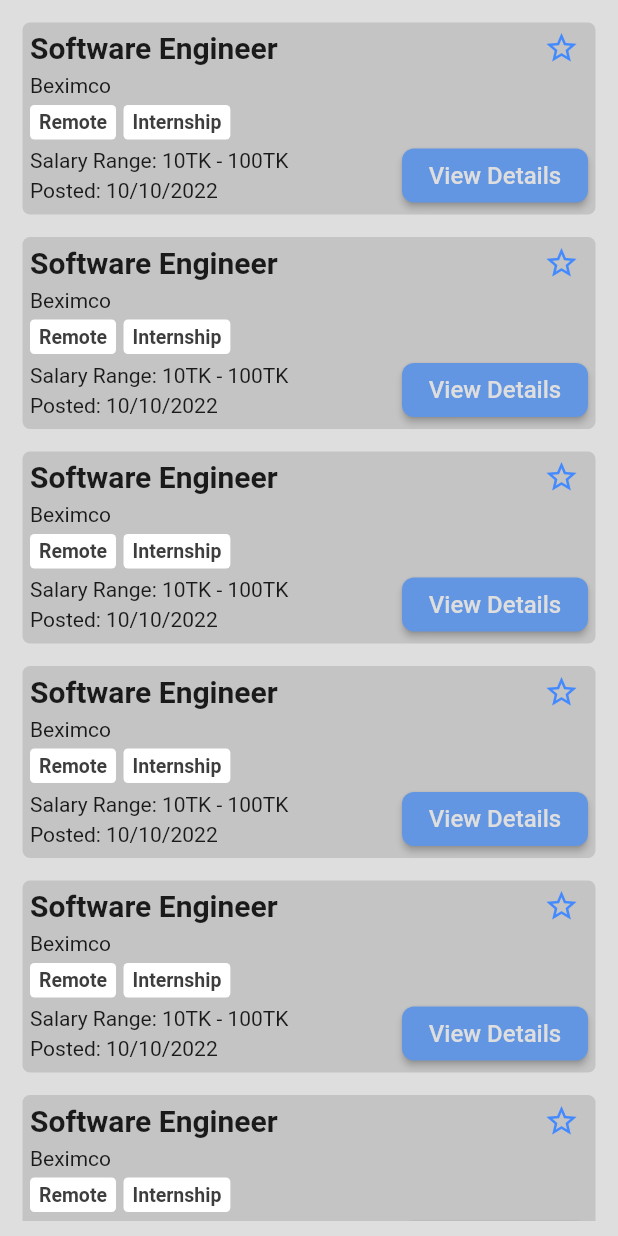
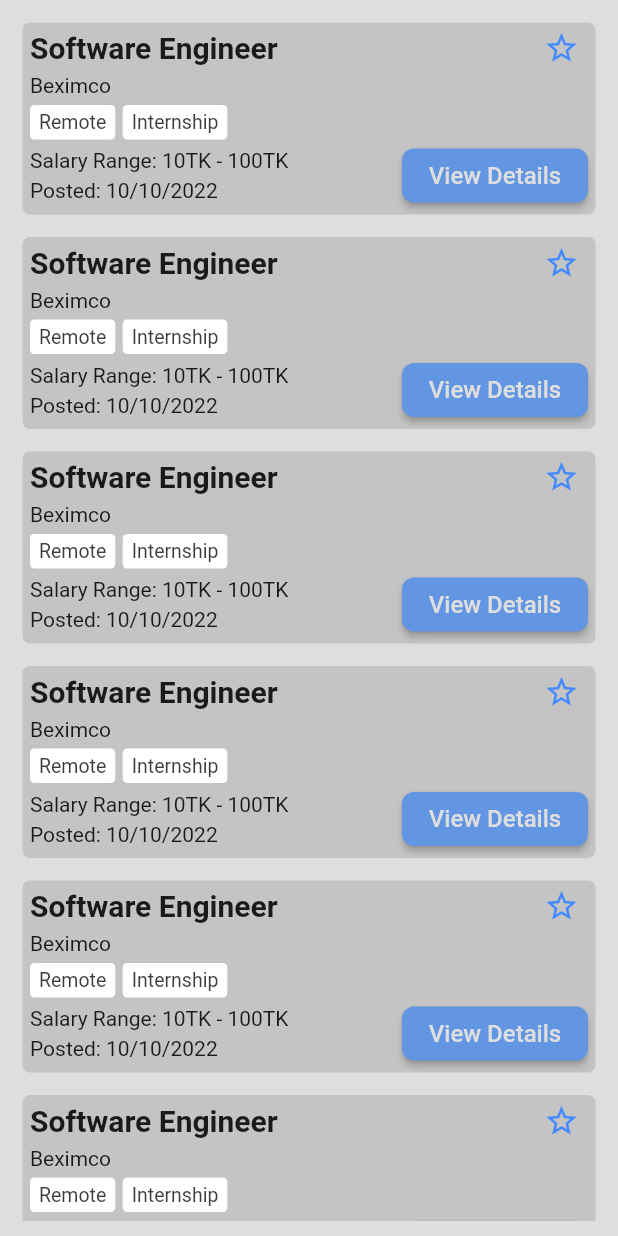
Before and after one commit to azwadkm22/JobDen, a Flutter app: the HomeScreen screen opened directly, on a phone screen of 412 x 824 dp. Run offline on Flutter 3.47's test engine with Material 2 defaults, Android fonts, the phone set to English and light mode, and no system bars.

```diff
--- a/lib/views/JobPostCard.dart
+++ /dev/null
@@ -1,30 +0,0 @@
-import 'package:flutter/material.dart';
-
-// ignore: empty_constructor_bodies
-class JobPostCard extends GestureDetector {
-  JobPostCard({
-    Color bgColor = Colors.white,
-    required String title,
-    required String id,
-    required VoidCallback onPressed,
-  }) :
-        super  (
-          onTap: onPressed,
-          child: Container(
-            color: bgColor,
-            margin: EdgeInsets.all(5.0),
-            child: Expanded(
-                    child: Padding(
-                      padding: EdgeInsets.all(10),
-                      child: Text(title,
-                        textAlign: TextAlign.start,
-                        style: TextStyle(
-                          fontSize: 18,
-                          color: Colors.black,
-                        ),
-                      ),
-                    ),
-                  ),
-            ),
-          );
-}
--- a/lib/generic_button.dart
+++ b/lib/views/common_widgets/generic_button.dart
@@ -1,5 +1,4 @@
 import 'package:flutter/material.dart';
-
 import 'color_palette.dart';
 
 class GenericButton extends SizedBox {
--- /dev/null
+++ b/lib/views/common_widgets/job_field_list_view.dart
@@ -0,0 +1,28 @@
+import 'package:flutter/material.dart';
+import 'color_palette.dart';
+
+class JobFieldListView extends StatelessWidget {
+  final List jobType;
+  const JobFieldListView({required this.jobType,Key? key}) : super(key: key);
+
+  @override
+  Widget build(BuildContext context) {
+    return Row(
+        children: jobType.map((e) {
+          return Container(
+            padding: EdgeInsets.fromLTRB(6, 4, 6, 4),
+            margin: EdgeInsets.only(right: 5),
+            child: Text(
+              e,
+              style: const TextStyle(
+                fontSize: 13,
+                color: ColorPalette.secondaryColorDark,
+              ),
+            ),
+            decoration: BoxDecoration(
+                color: Colors.white,
+                borderRadius: BorderRadius.circular(3)),
+          );
+        }).toList());
+  }
+}
--- a/lib/views/home_page/home_screen.dart
+++ b/lib/views/home/home_screen.dart
@@ -1,7 +1,6 @@
 import 'package:flutter/material.dart';
-import 'package:job_den/color_palette.dart';
-import 'package:job_den/views/home_page/widgets/JobCard.dart';
-import 'package:job_den/views/JobPostCard.dart';
+import 'package:job_den/views/common_widgets/color_palette.dart';
+import 'package:job_den/views/home/widgets/JobCard.dart';
 
 class HomeScreen extends StatelessWidget {
   @override
--- a/lib/views/home_page/widgets/JobCard.dart
+++ b/lib/views/home/widgets/JobCard.dart
@@ -1,9 +1,8 @@
-import 'package:flutter/cupertino.dart';
 import 'package:flutter/material.dart';
-import 'package:job_den/color_palette.dart';
-import 'package:job_den/views/home_page/widgets/view_details_button.dart';
+import 'package:job_den/views/common_widgets/job_field_list_view.dart';
 
-import '../../../generic_button.dart';
+import '../../home/widgets/view_details_button.dart';
+
 
 class JobCard extends StatefulWidget {
   final String jobTitle;
@@ -62,24 +61,7 @@ class _JobCardState extends State<JobCard> {
           Text(widget.companyName),
           SizedBox(height: 5,),
           // Text(widget.jobType[0] + ", " + widget.jobType[1]),
-          Row(
-            children: widget.jobType.map((e) {
-              return Container(
-                padding: EdgeInsets.fromLTRB(6, 4, 6, 4),
-                margin: EdgeInsets.only(right: 5),
-                child: Text(
-                  e,
-                  style: const TextStyle(
-                    fontSize: 13,
-                    fontWeight: FontWeight.bold,
-                    color: ColorPalette.secondaryColorDark,
-                  ),
-                ),
-                decoration: BoxDecoration(
-                    color: Colors.white,
-                    borderRadius: BorderRadius.circular(3)),
-              );
-            }).toList()),
+          JobFieldListView(jobType: widget.jobType),
           Row(
             mainAxisAlignment: MainAxisAlignment.start,
             children: [
--- a/lib/views/home_page/widgets/view_details_button.dart
+++ b/lib/views/home/widgets/view_details_button.dart
@@ -1,6 +1,6 @@
 import 'package:flutter/material.dart';
-import 'package:job_den/color_palette.dart';
-import 'package:job_den/generic_button.dart';
+import 'package:job_den/views/common_widgets/color_palette.dart';
+import 'package:job_den/views/common_widgets/generic_button.dart';
 
 class ViewDetailsButton extends GenericButton {
   ViewDetailsButton({
--- a/pubspec.yaml
+++ b/pubspec.yaml
@@ -51,7 +51,6 @@ dev_dependencies:
 
 # The following section is specific to Flutter.
 flutter:
-
   # The following line ensures that the Material Icons font is
   # included with your application, so that you can use the icons in
   # the material Icons class.
@@ -62,6 +61,8 @@ flutter:
   #   - images/a_dot_burr.jpeg
   #   - images/a_dot_ham.jpeg
 
+  assets:
+    - assets/icon.png
   # An image asset can refer to one or more resolution-specific "variants", see
   # https://flutter.dev/assets-and-images/#resolution-aware.
 
```
Also changed, not shown: lib/main.dart (+21 -11 lines), lib/views/authentication/login_page.dart (added, +64 -0 lines), lib/views/authentication/password_change_request_page.dart (added, +83 -0 lines), lib/views/authentication/sign_up_page.dart (added, +65 -0 lines), lib/views/authentication/widgets/custom_text_field.dart (added, +36 -0 lines), lib/views/authentication/widgets/positioned_logo.dart (added, +30 -0 lines), lib/views/authentication/widgets/pressable_texts.dart (added, +34 -0 lines), lib/views/authentication/widgets/submit_button.dart (added, +27 -0 lines), lib/views/job_details/job_details_screen.dart (renamed from lib/views/job_details_page/job_details_screen.dart, +5 -20 lines), assets/icon.png (added), lib/views/common_widgets/color_palette.dart (renamed from lib/color_palette.dart).
